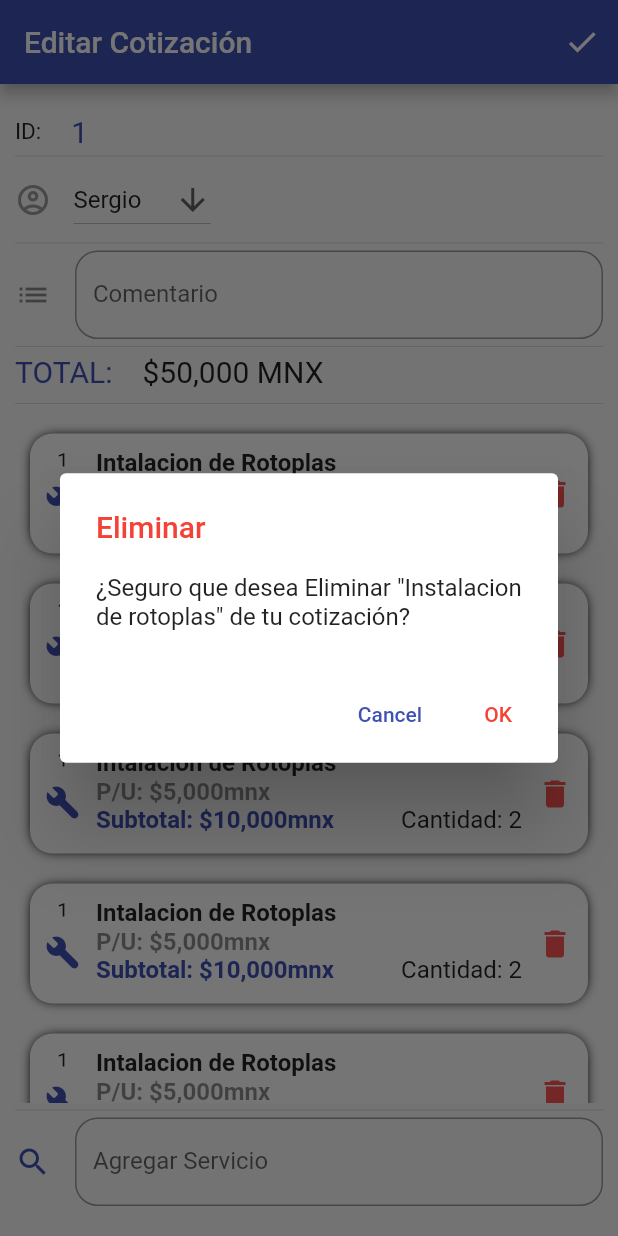
After one commit to zayser99/ServicesManagerApp, a Flutter app: the EditarCotizacion screen opened by its route, after a tap on the "delete" icon, on a phone screen of 412 x 824 dp. The commit adds this screen. Run offline on Flutter 3.47's test engine with Material 2 defaults, Android fonts, the phone set to English and light mode, and no system bars.

Commit message:
Se completo el maquetado de la seccionde cotizaciones

```diff
--- a/lib/main.dart
+++ b/lib/main.dart
@@ -38,6 +38,8 @@ class MyApp extends StatelessWidget {
         'EditarCita': (_) => const EditarCita(),
         'AgregarCliente': (_) => const AgregarCliente(),
         'EditarCliente': (_) => const EditarCliente(),
+        'AgregarCotizacion': (_) => const AgregarCotizacion(),
+        'EditarCotizacion': (_) => const EditarCotizacion(),
       },
       onGenerateRoute: (settings) {
         return MaterialPageRoute(
--- /dev/null
+++ b/lib/screens/forms/editar_cotizacion.dart
@@ -0,0 +1,147 @@
+import 'package:flutter/material.dart';
+import 'package:services_manager_app/widgets/widgets.dart';
+
+class EditarCotizacion extends StatefulWidget {
+  const EditarCotizacion({Key? key}) : super(key: key);
+
+  @override
+  State<EditarCotizacion> createState() => _EditarCotizacionState();
+}
+
+class _EditarCotizacionState extends State<EditarCotizacion> {
+  String dropdownValue = 'Sergio';
+  @override
+  Widget build(BuildContext context) {
+    return Scaffold(
+      appBar: AppBar(
+        automaticallyImplyLeading: false,
+        title: const Text('Editar Cotización'),
+        actions: [
+          IconButton(
+            icon: const Icon(Icons.check),
+            tooltip: 'Editar Cotización',
+            onPressed: () {
+              Navigator.pop(context);
+            },
+          ),
+        ],
+      ),
+      body: Padding(
+        padding: const EdgeInsets.symmetric(horizontal: 10, vertical: 20),
+        child: Column(
+          children: [
+            _showID('1'),
+            const Divider(height: 10),
+            _inputTipo(),
+            const Divider(height: 10),
+            _inputCom(),
+            const Divider(height: 10),
+            _showTotal('50,000'),
+            const Divider(height: 20),
+            _lisviewServicios(),
+            const Divider(height: 10),
+            _inputBuscarServicio()
+          ],
+        ),
+      ),
+    );
+  }
+
+  Widget _showID(id) {
+    return Row(
+      children: [
+        const Text('ID:', style: TextStyle(fontSize: 15)),
+        const SizedBox(width: 20),
+        Text(
+          id,
+          style: const TextStyle(fontSize: 20, color: Colors.indigo),
+        ),
+      ],
+    );
+  }
+
+  Widget _showTotal(total) {
+    return Row(
+      children: [
+        const Text('TOTAL:',
+            style: TextStyle(fontSize: 20, color: Colors.indigo)),
+        const SizedBox(width: 20),
+        Text(
+          "\$" + total + " MNX",
+          style: const TextStyle(fontSize: 20),
+        ),
+      ],
+    );
+  }
+
+  Widget _inputCom() {
+    return TextField(
+      decoration: InputDecoration(
+        border: OutlineInputBorder(borderRadius: BorderRadius.circular(15)),
+        hintText: 'Comentario de la cotizacion',
+        labelText: 'Comentario',
+        icon: const Icon(Icons.list),
+      ),
+    );
+  }
+
+  Widget _inputBuscarServicio() {
+    return TextField(
+      decoration: InputDecoration(
+        border: OutlineInputBorder(borderRadius: BorderRadius.circular(15)),
+        hintText: 'Buscar Servicio',
+        labelText: 'Agregar Servicio',
+        icon: const Icon(Icons.search, color: Colors.indigo),
+      ),
+    );
+  }
+
+  Widget _inputTipo() {
+    return Row(
+      children: [
+        const Padding(
+          padding: EdgeInsets.only(right: 15),
+          child: Icon(Icons.account_circle_outlined, color: Colors.grey),
+        ),
+        DropdownButton<String>(
+          value: dropdownValue,
+          icon: const Icon(Icons.arrow_downward),
+          iconSize: 24,
+          elevation: 16,
+          onChanged: (String? newValue) {
+            setState(() {
+              dropdownValue = newValue!;
+            });
+          },
+          items: <String>[
+            'Sergio',
+            'Manuel ',
+            'Pablo',
+            'Alejandro',
+            'Alejandra',
+            'Pao'
+          ].map<DropdownMenuItem<String>>((String value) {
+            return DropdownMenuItem<String>(
+              value: value,
+              child: Text(value),
+            );
+          }).toList(),
+        ),
+      ],
+    );
+  }
+
+  Widget _lisviewServicios() {
+    return Expanded(
+      child: SizedBox(
+        width: double.infinity,
+        child: ListView.builder(
+          itemCount: 5,
+          itemBuilder: (BuildContext context, int index) {
+            return const TarjetaServiciosMini();
+          },
+        ),
+      ),
+    );
+  }
+}
--- a/lib/screens/screens.dart
+++ b/lib/screens/screens.dart
@@ -15,3 +15,5 @@ export 'package:services_manager_app/screens/forms/agregar_cita.dart';
 export 'package:services_manager_app/screens/forms/editar_cita.dart';
 export 'package:services_manager_app/screens/forms/agregar_cliente.dart';
 export 'package:services_manager_app/screens/forms/editar_cliente.dart';
+export 'package:services_manager_app/screens/forms/agregar_cotizacion.dart';
+export 'package:services_manager_app/screens/forms/editar_cotizacion.dart';
--- /dev/null
+++ b/lib/widgets/tarjeta_servicios_mini.dart
@@ -0,0 +1,135 @@
+import 'package:flutter/material.dart';
+
+class TarjetaServiciosMini extends StatefulWidget {
+  const TarjetaServiciosMini({Key? key}) : super(key: key);
+
+  @override
+  State<TarjetaServiciosMini> createState() => _TarjetaServiciosMiniState();
+}
+
+class _TarjetaServiciosMiniState extends State<TarjetaServiciosMini> {
+  @override
+  Widget build(BuildContext context) {
+    return Container(
+      margin: const EdgeInsets.all(10),
+      padding: const EdgeInsets.all(10),
+      width: double.infinity,
+      height: 80,
+      decoration: BoxDecoration(
+        color: Colors.white,
+        borderRadius: BorderRadius.circular(15.0),
+        boxShadow: const <BoxShadow>[
+          BoxShadow(
+            color: Colors.black,
+            blurRadius: 5,
+            spreadRadius: -1,
+            offset: Offset(0, 0),
+          ),
+        ],
+      ),
+      child: Row(
+        children: [
+          Container(
+            padding: const EdgeInsets.only(right: 10),
+            child: Column(
+              children: const [
+                Expanded(child: Text('1'), flex: 1),
+                Expanded(
+                    child: Icon(
+                      Icons.build_rounded,
+                      color: Colors.indigo,
+                    ),
+                    flex: 4),
+              ],
+            ),
+          ),
+          Expanded(
+              child: Column(
+            crossAxisAlignment: CrossAxisAlignment.start,
+            children: [
+              const Text(
+                'Intalacion de Rotoplas',
+                textAlign: TextAlign.left,
+                style: TextStyle(fontWeight: FontWeight.bold, fontSize: 16),
+                overflow: TextOverflow.ellipsis,
+              ),
+              const Text(
+                'P/U: \$5,000mnx',
+                textAlign: TextAlign.left,
+                style: TextStyle(
+                    fontWeight: FontWeight.bold,
+                    fontSize: 16,
+                    color: Colors.black45),
+                overflow: TextOverflow.ellipsis,
+              ),
+              Row(
+                children: const [
+                  Text(
+                    'Subtotal: \$10,000mnx',
+                    textAlign: TextAlign.left,
+                    style: TextStyle(
+                        fontWeight: FontWeight.bold,
+                        fontSize: 16,
+                        color: Colors.indigo),
+                    overflow: TextOverflow.ellipsis,
+                  ),
+                  SizedBox(
+                    width: 2,
+                  ),
+                  Expanded(
+                    child: Text(
+                      'Cantidad: 2',
+                      textAlign: TextAlign.right,
+                      style: TextStyle(
+                        fontSize: 16,
+                      ),
+                      overflow: TextOverflow.ellipsis,
+                    ),
+                  ),
+                ],
+              ),
+            ],
+          )),
+          Container(
+              padding: const EdgeInsets.only(left: 10),
+              child: _desplegableBorEdit()),
+        ],
+      ),
+    );
+  }
+
+  Widget _desplegableBorEdit() {
+    return GestureDetector(
+      onTap: () {
+        showDialog(
+            context: context,
+            builder: (context) {
+              return AlertDialog(
+                title: const Text(
+                  'Eliminar',
+                  style: TextStyle(color: Colors.red),
+                ),
+                content: const Text(
+                  '¿Seguro que desea Eliminar "Instalacion de rotoplas" de tu cotización?',
+                ),
+                actions: <Widget>[
+                  TextButton(
+                    onPressed: () => Navigator.pop(context, 'Cancel'),
+                    child: const Text(
+                      'Cancel',
+                      style: TextStyle(color: Colors.indigo),
+                    ),
+                  ),
+                  TextButton(
+                    onPressed: () => Navigator.pop(context, 'OK'),
+                    child:
+                        const Text('OK', style: TextStyle(color: Colors.red)),
+                  ),
+                ],
+              );
+            });
+      },
+      child: const Icon(Icons.delete, color: Colors.redAccent),
+    );
+  }
+}
--- a/lib/widgets/widgets.dart
+++ b/lib/widgets/widgets.dart
@@ -9,3 +9,4 @@ export 'package:services_manager_app/widgets/tarjeta_servicios.dart';
 export 'package:services_manager_app/widgets/tarjeta_eventos.dart';
 export 'package:services_manager_app/widgets/tarjeta_citas.dart';
 export 'package:services_manager_app/widgets/tarjeta_cotizacion.dart';
+export 'package:services_manager_app/widgets/tarjeta_servicios_mini.dart';
```
Also changed, not shown: lib/screens/cotizar_screen.dart (+9 -4 lines), lib/screens/forms/agregar_cotizacion.dart (added, +147 -0 lines).
